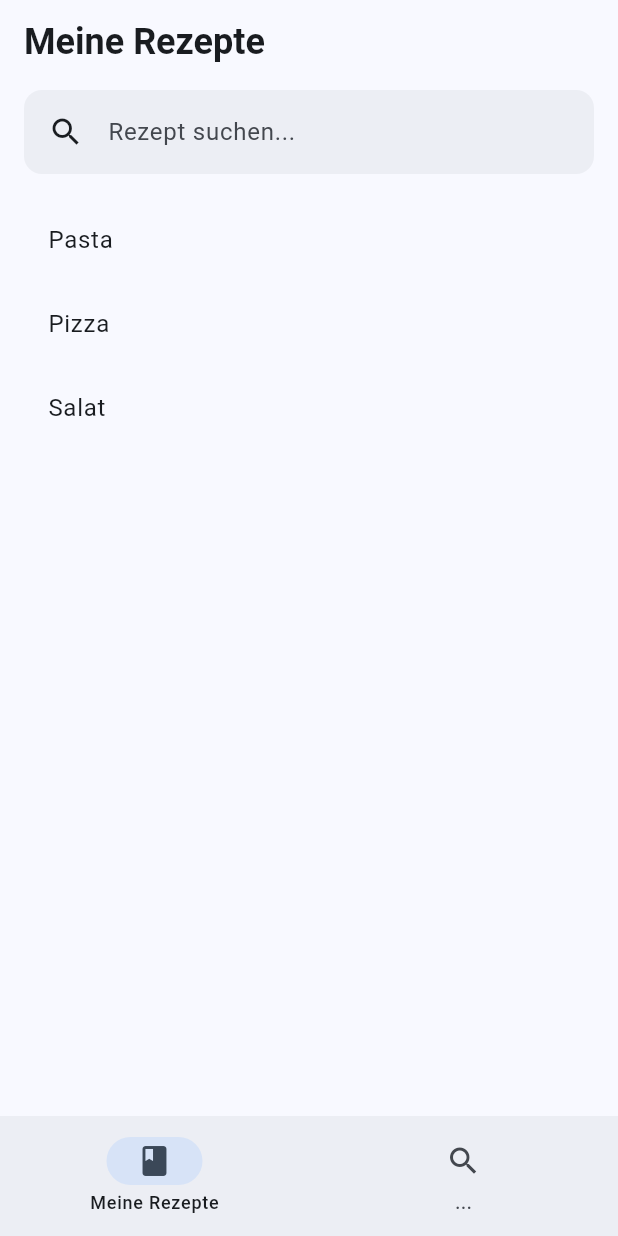
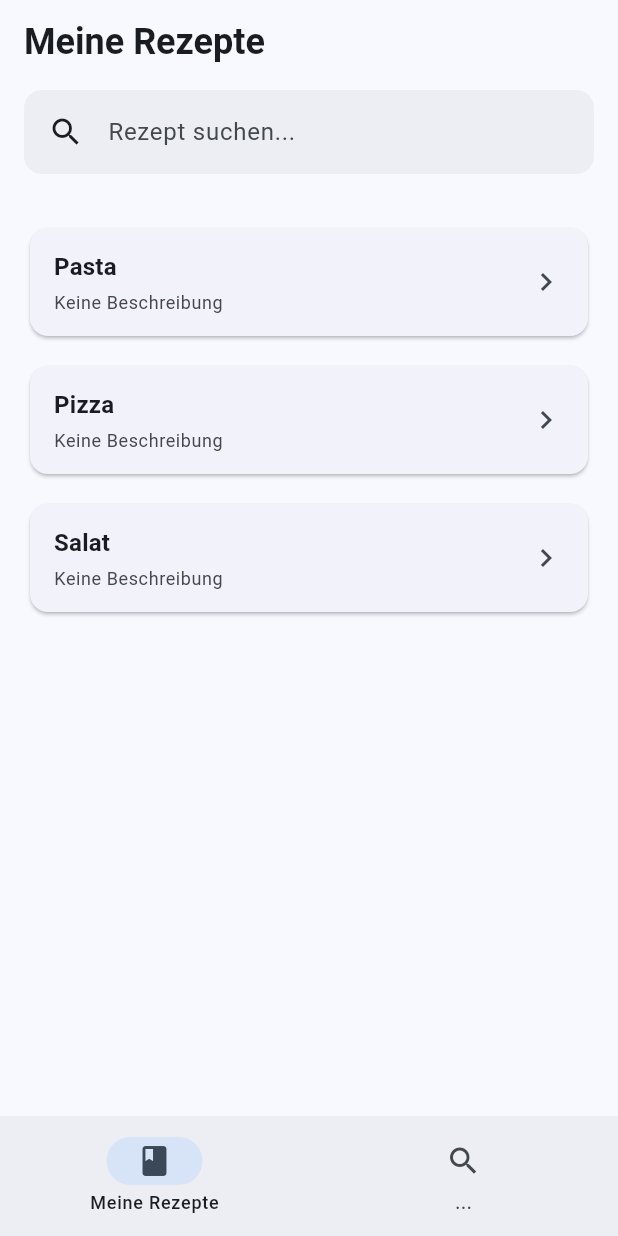
Before and after one commit to devMatrix0815/recipio, a Flutter app: the screen it shows after launch, on a phone screen of 412 x 824 dp. Run offline on Flutter 3.47's test engine with Material 3 defaults, Android fonts, the phone set to English and light mode, and no system bars.

Commit message:
Enhance recipe list UI with cards and descriptions

```diff
--- a/lib/main.dart
+++ b/lib/main.dart
@@ -94,12 +94,70 @@ class _MyRecipesState extends State<MyRecipes> {
               leading: const Icon(Icons.search),
             ),
 
-            const SizedBox(height: 16.0),
+            // Recipe list
+            const SizedBox(height: 32.0),
             Expanded(
               child: ListView.builder(
                 itemCount: filtered.length,
-                itemBuilder: (context, index) =>
-                    ListTile(title: Text(filtered[index])),
+                itemBuilder: (context, index) => Padding(
+                  padding: const EdgeInsets.only(bottom: 12.0),
+                  child: Card(
+                    clipBehavior: Clip.hardEdge,
+                    child: InkWell(
+                      onTap: () => debugPrint('Card tapped.'),
+
+                      child: Padding(
+                        padding: const EdgeInsets.symmetric(
+                          horizontal: 16.0,
+                          vertical: 14.0,
+                        ),
+
+                        // Recipe title and description
+                        child: Row(
+                          children: [
+                            Expanded(
+                              child: Column(
+                                crossAxisAlignment: CrossAxisAlignment.start,
+                                children: [
+                                  // title of the recipe
+                                  Text(
+                                    filtered[index],
+                                    style: Theme.of(context)
+                                        .textTheme
+                                        .titleMedium
+                                        ?.copyWith(fontWeight: FontWeight.w600),
+                                  ),
+
+                                  // space between title and description
+                                  const SizedBox(height: 4.0),
+
+                                  // description of the recipe
+                                  Text(
+                                    'Keine Beschreibung',
+                                    style: Theme.of(context).textTheme.bodySmall
+                                        ?.copyWith(
+                                          color: Theme.of(
+                                            context,
+                                          ).colorScheme.onSurfaceVariant,
+                                        ),
+                                  ),
+                                ],
+                              ),
+                            ),
+
+                            // right arrow icon
+                            Icon(
+                              Icons.chevron_right,
+                              color: Theme.of(
+                                context,
+                              ).colorScheme.onSurfaceVariant,
+                            ),
+                          ],
+                        ),
+                      ),
+                    ),
+                  ),
+                ),
               ),
             ),
           ],
```
